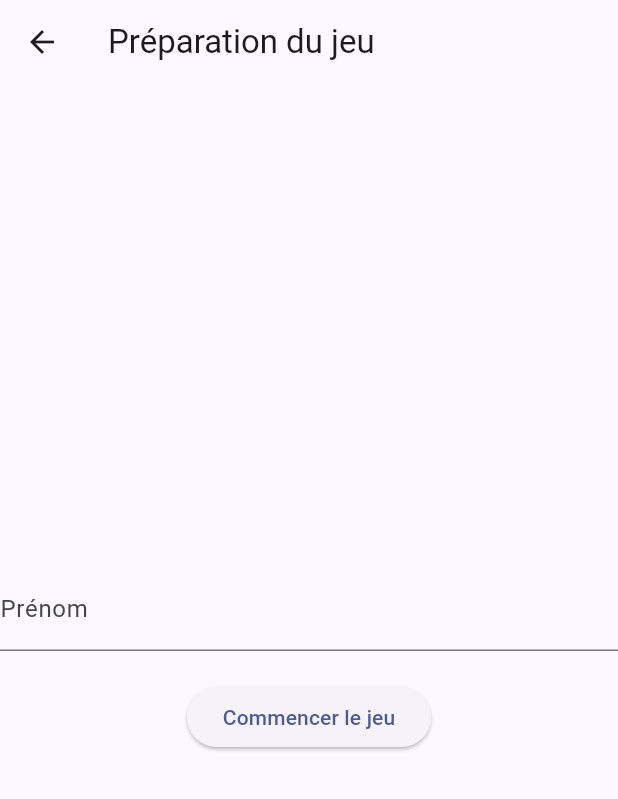
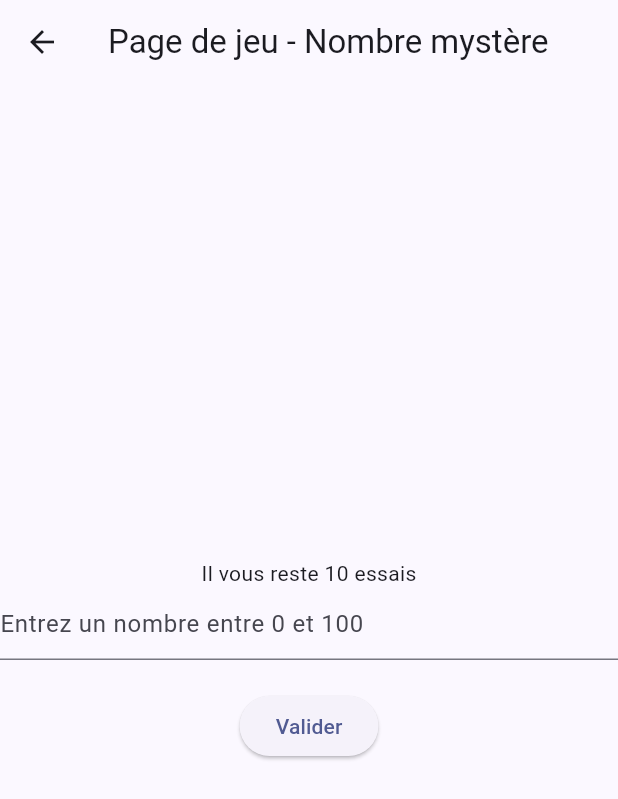
Before and after one commit to GaelSimon01/tp_mobile_note, a Flutter app: the PreGamePage screen opened by its route, after a tap on "Commencer le jeu", on a phone screen of 412 x 824 dp. Shown: the top 799 px of the screen. Run offline on Flutter 3.47's test engine with Material 3 defaults, Android fonts, the phone set to English and light mode, and no system bars; our stand-ins replace go_router.

Commit message:
Ajout de la base du jeu

```diff
--- a/nombre_mystere/lib/app.dart
+++ b/nombre_mystere/lib/app.dart
@@ -20,6 +20,7 @@ class MyApp extends StatelessWidget {
         ],
         child: Builder(
               builder: ((context) {
+                // ignore: unused_local_variable
                 final GoRouter router = Provider.of<AppRouter>(context).router;
                 return MaterialApp.router(
                   title: 'Application - Nombre mystère',
--- a/nombre_mystere/lib/router/app_router.dart
+++ b/nombre_mystere/lib/router/app_router.dart
@@ -4,7 +4,7 @@ import 'package:go_router/go_router.dart';
 import 'package:nombre_mystere/notifier/loginnotifier.dart';
 import 'package:nombre_mystere/router/shell_routes.dart';
 import 'package:nombre_mystere/ui/preamescreen.dart';
-import 'package:nombre_mystere/ui/detailscreen.dart';
+import 'package:nombre_mystere/ui/playgame.dart';
 import 'package:nombre_mystere/ui/homescreen.dart';
 import 'package:nombre_mystere/ui/login.dart';
 import 'package:nombre_mystere/ui/screenshellroutes.dart';
@@ -55,7 +55,7 @@ class AppRouter {
                     GoRoute(
                       path: 'play-game',
                       builder: (context, state) {
-                        return const PreGamePage();
+                        return const GamePage();
                       }
                     ),
                   ]
@@ -131,22 +131,22 @@ class AppRouter {
               )
             ]
         ),
-        GoRoute(
-          path: '/details/:id',
-          name: 'details-on-id',
-          builder: (context, state) {
-            final id = state.pathParameters["id"];
-            return DetailScreen(id: int.parse(id!));
-          },
-        ),
-        GoRoute(
-          path: '/details',
-          name: 'details',
-          builder: (context, state) {
-            final id = state.uri.queryParameters['search'];
-            return DetailScreen(id: int.parse(id!));
-          },
-        ),
+        // GoRoute(
+        //   path: '/details/:id',
+        //   name: 'details-on-id',
+        //   builder: (context, state) {
+        //     final id = state.pathParameters["id"];
+        //     return DetailScreen(id: int.parse(id!));
+        //   },
+        // ),
+        // GoRoute(
+        //   path: '/details',
+        //   name: 'details',
+        //   builder: (context, state) {
+        //     final id = state.uri.queryParameters['search'];
+        //     return DetailScreen(id: int.parse(id!));
+        //   },
+        // ),
       ]
   );
 }
--- /dev/null
+++ b/nombre_mystere/lib/ui/playgame.dart
@@ -0,0 +1,122 @@
+import 'dart:math';
+import 'package:flutter/material.dart';
+import 'package:flutter/services.dart';
+
+class GamePage extends StatefulWidget {
+  const GamePage({Key? key});
+
+  @override
+  _GamePageState createState() => _GamePageState();
+}
+
+class _GamePageState extends State<GamePage> {
+  final Random _random = Random();
+  late int _randomNumber;
+  int _remainingAttempts = 10;
+  final TextEditingController _numberController = TextEditingController();
+
+  @override
+  void initState() {
+    super.initState();
+    _generateRandomNumber();
+  }
+
+  void _generateRandomNumber() {
+    _randomNumber = _random.nextInt(100) + 1;
+    _remainingAttempts = 10;
+  }
+
+  @override
+  Widget build(BuildContext context) {
+    return Scaffold(
+      appBar: AppBar(
+        title: const Text("Page de jeu - Nombre mystère"),
+      ),
+      body: Center(
+        child: Column(
+          mainAxisAlignment: MainAxisAlignment.center,
+          children: [
+            Text("Il vous reste $_remainingAttempts essais"),
+            TextField(
+              controller: _numberController,
+              keyboardType: TextInputType.number,
+              inputFormatters: [FilteringTextInputFormatter.digitsOnly, RangeTextInputFormatter(min: 0, max: 100)],
+              decoration: const InputDecoration(
+                hintText: "Entrez un nombre entre 0 et 100",
+              ),
+            ),
+            const SizedBox(height: 20),
+            ElevatedButton(
+              onPressed: () {
+                int guessedNumber = int.tryParse(_numberController.text) ?? 0;
+                if (guessedNumber == _randomNumber) {
+                  showDialog(
+                    context: context,
+                    builder: (_) => AlertDialog(
+                      title: const Text("Félicitations !"),
+                      content: Text("Vous avez trouvé le nombre $_randomNumber !"),
+                      actions: [
+                        ElevatedButton(
+                          onPressed: () {
+                            _generateRandomNumber();
+                            _numberController.clear();
+                            Navigator.pop(context);
+                          },
+                          child: const Text("Recommencer"),
+                        ),
+                      ],
+                    ),
+                  );
+                } else {
+                  // Nombre non trouvé
+                  setState(() {
+                    _remainingAttempts--;
+                  });
+                  if (_remainingAttempts == 0) {
+                    // Plus d'essais restants
+                    showDialog(
+                      context: context,
+                      builder: (_) => AlertDialog(
+                        title: const Text("Désolé !"),
+                        content: Text("Vous avez épuisé tous vos essais. Le nombre était $_randomNumber."),
+                        actions: [
+                          ElevatedButton(
+                            onPressed: () {
+                              _generateRandomNumber();
+                              _numberController.clear();
+                              Navigator.pop(context);
+                            },
+                            child: const Text("Recommencer"),
+                          ),
+                        ],
+                      ),
+                    );
+                  }
+                }
+              },
+              child: const Text("Valider"),
+            ),
+          ],
+        ),
+      ),
+    );
+  }
+}
+
+class RangeTextInputFormatter extends TextInputFormatter {
+  final int? min;
+  final int? max;
+
+  RangeTextInputFormatter({this.min, this.max});
+
+  @override
+  TextEditingValue formatEditUpdate(TextEditingValue oldValue, TextEditingValue newValue) {
+    try {
+      final int value = int.parse(newValue.text);
+      if ((min == null || value >= min!) && (max == null || value <= max!)) {
+        return newValue;
+      }
+    } catch (_) {}
+    return oldValue;
+  }
+}
```
Also changed, not shown: nombre_mystere/lib/ui/detailscreen.dart (deleted, +0 -30 lines).
